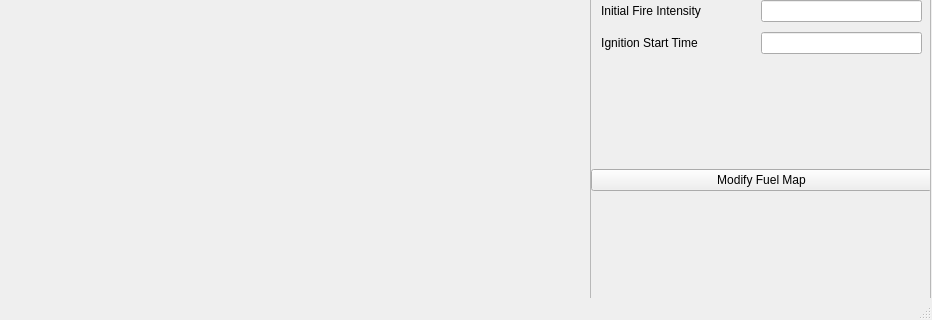
Before: the Qt Designer form src/qt_files/MainWindow.ui in luckek/FireScapeRx-dev, drawn with Qt 5; both pictures show x 0 to 932 and y 280 to 600 of the 932 by 600 pixel window.
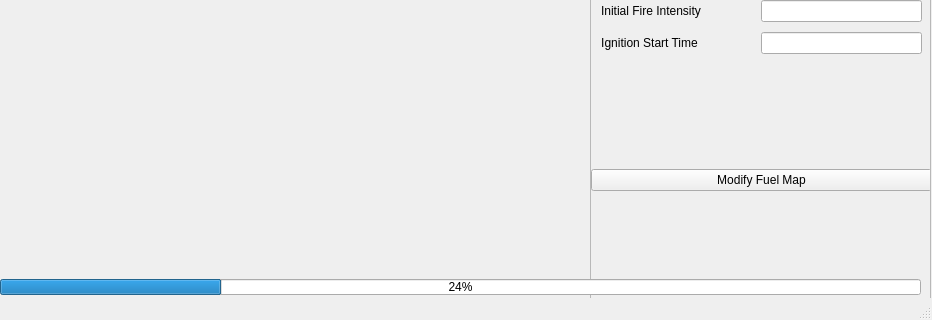
After: the same form once the commit is applied.

Commit message: Added (maybe temporary) progress bar

The edit to the form file:
```diff
--- a/src/qt_files/MainWindow.ui
+++ b/src/qt_files/MainWindow.ui
@@ -319,6 +319,19 @@
      </widget>
     </widget>
    </widget>
+   <widget class="QProgressBar" name="progressBar">
+    <property name="geometry">
+     <rect>
+      <x>0</x>
+      <y>540</y>
+      <width>921</width>
+      <height>16</height>
+     </rect>
+    </property>
+    <property name="value">
+     <number>24</number>
+    </property>
+   </widget>
   </widget>
   <widget class="QMenuBar" name="menubar">
    <property name="geometry">
```
The commit also changes 1 other file.
